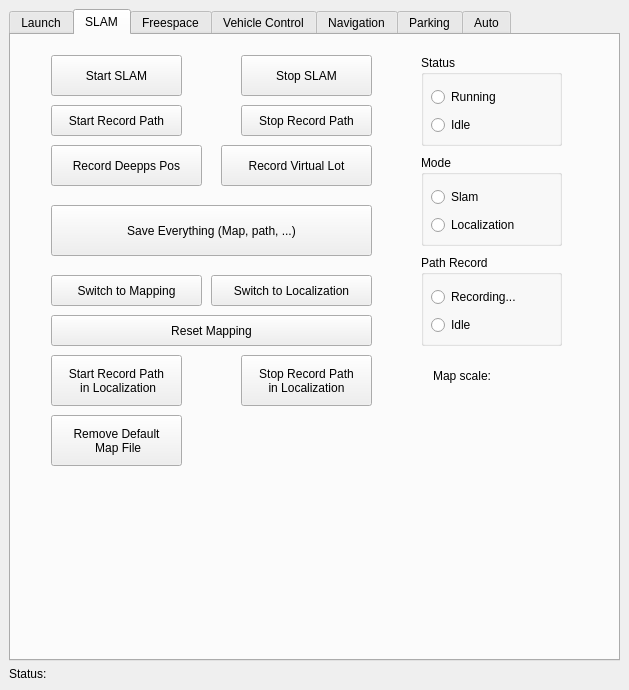
The window that src/rqt_state_machine/state_machine_controller.ui (JingruiYu/rqt_state_machine) describes before a commit, drawn with Qt 5.
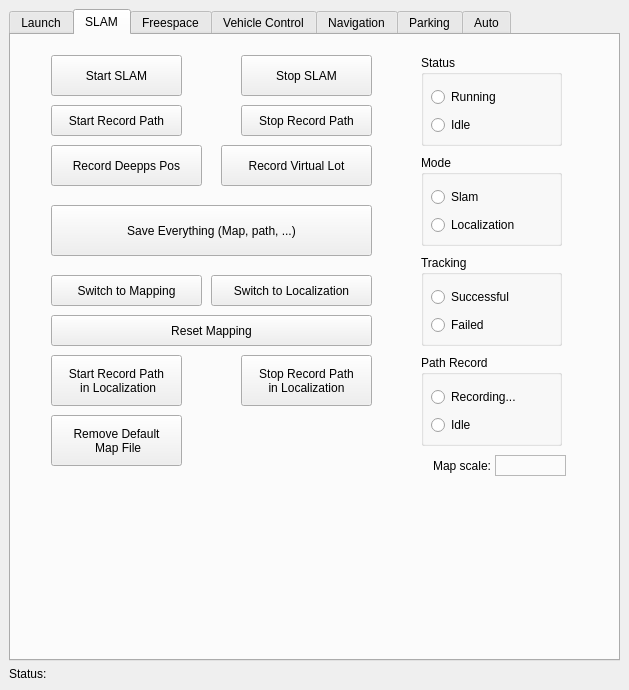
The same window after the commit. The open tabs and pages were chosen to show the change.

Commit message: add slam tracking status

```diff
--- a/src/rqt_state_machine/state_machine_controller.ui
+++ b/src/rqt_state_machine/state_machine_controller.ui
@@ -517,7 +517,7 @@
           <property name="geometry">
            <rect>
             <x>410</x>
-            <y>220</y>
+            <y>320</y>
             <width>141</width>
             <height>91</height>
            </rect>
@@ -619,7 +619,7 @@
           <property name="geometry">
            <rect>
             <x>409</x>
-            <y>330</y>
+            <y>420</y>
             <width>71</width>
             <height>21</height>
            </rect>
@@ -635,11 +635,14 @@
           <property name="geometry">
            <rect>
             <x>484</x>
-            <y>330</y>
+            <y>420</y>
             <width>71</width>
             <height>21</height>
            </rect>
           </property>
+          <property name="frameShape">
+           <enum>QFrame::StyledPanel</enum>
+          </property>
           <property name="text">
            <string/>
           </property>
@@ -660,6 +663,60 @@
            <string>Record Virtual Lot</string>
           </property>
          </widget>
+         <widget class="QGroupBox" name="groupSlamTracking">
+          <property name="geometry">
+           <rect>
+            <x>410</x>
+            <y>220</y>
+            <width>141</width>
+            <height>91</height>
+           </rect>
+          </property>
+          <property name="title">
+           <string>Tracking</string>
+          </property>
+          <widget class="QWidget" name="verticalLayoutWidget_8">
+           <property name="geometry">
+            <rect>
+             <x>10</x>
+             <y>30</y>
+             <width>121</width>
+             <height>54</height>
+            </rect>
+           </property>
+           <layout class="QVBoxLayout" name="verticalLayout_8">
+            <item>
+             <widget class="QRadioButton" name="radioTrackingSuccessful">
+              <property name="enabled">
+               <bool>true</bool>
+              </property>
+              <property name="text">
+               <string>Successful</string>
+              </property>
+              <property name="checkable">
+               <bool>true</bool>
+              </property>
+              <property name="checked">
+               <bool>false</bool>
+              </property>
+             </widget>
+            </item>
+            <item>
+             <widget class="QRadioButton" name="radioTrackingFailed">
+              <property name="enabled">
+               <bool>true</bool>
+              </property>
+              <property name="text">
+               <string>Failed</string>
+              </property>
+              <property name="checkable">
+               <bool>true</bool>
+              </property>
+             </widget>
+            </item>
+           </layout>
+          </widget>
+         </widget>
         </widget>
         <widget class="QWidget" name="tabFreespace">
          <attribute name="title">
```
Left out of the diff: 2 changed lines with no effect on the pictures. The commit also changes 1 other file.
